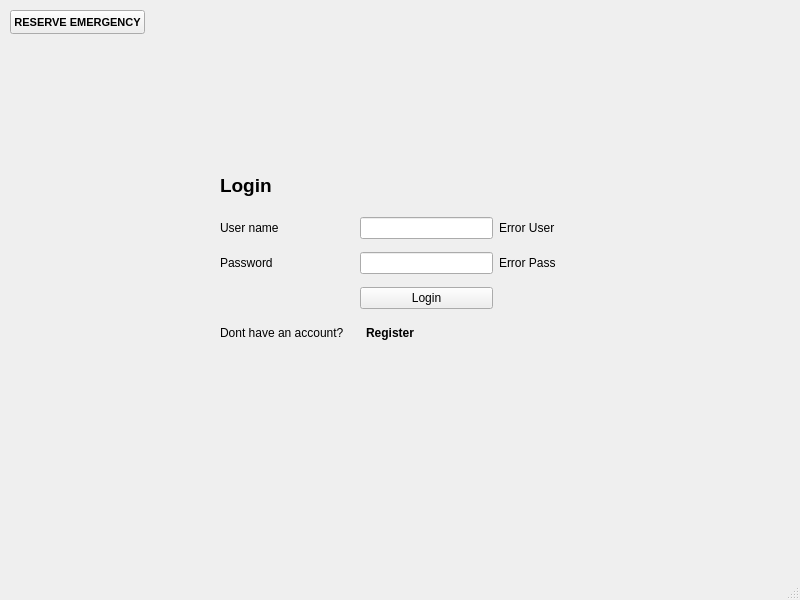
Qt form Salamtak/salamtak.ui (Ahmed-Waseem77/SalamtakProjCS2) before a commit.
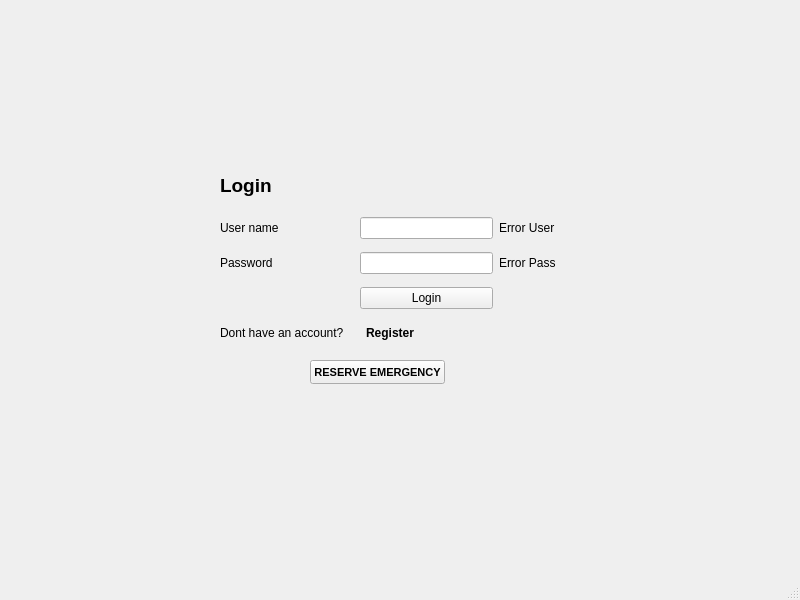
The same form after that commit.

Patch:
```diff
--- a/Salamtak/salamtak.ui
+++ b/Salamtak/salamtak.ui
@@ -155,8 +155,8 @@
    <widget class="QPushButton" name="EmergencyButton">
     <property name="geometry">
      <rect>
-      <x>10</x>
-      <y>10</y>
+      <x>310</x>
+      <y>360</y>
       <width>135</width>
       <height>24</height>
      </rect>
```
